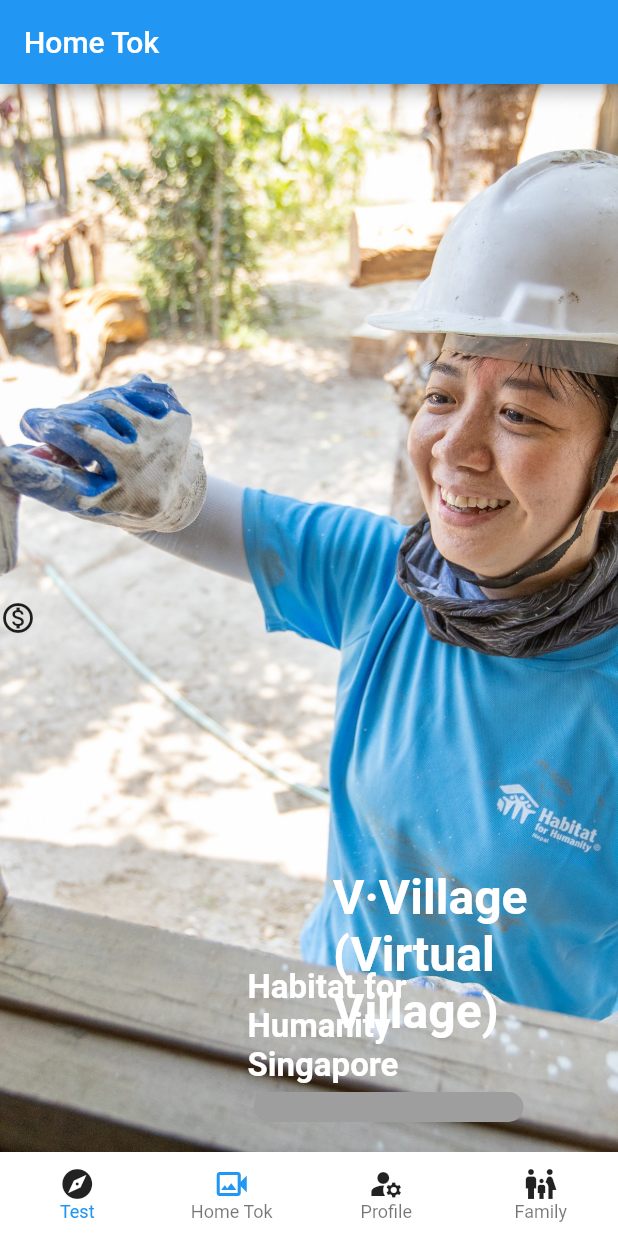
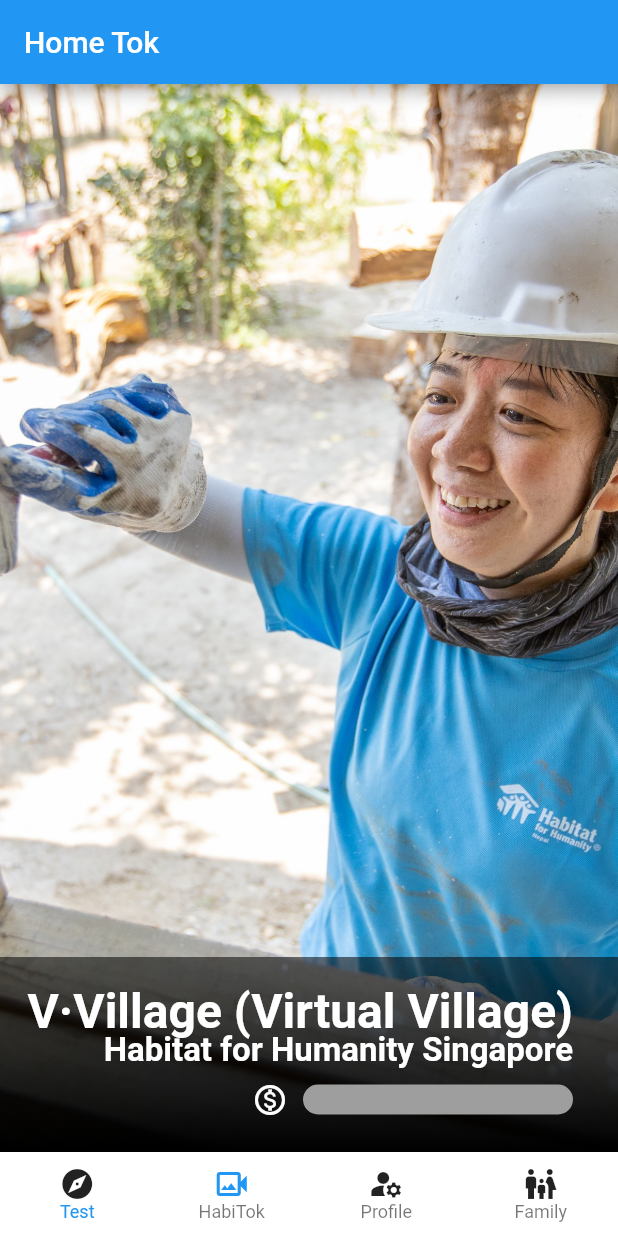
Before and after one commit to itsraveen/hack-for-good, a Flutter app: the screen it shows after launch, item 2 of the bottom bar chosen, scrolled down 1424 dp, on a phone screen of 412 x 824 dp. Run offline on Flutter 3.47's test engine with Material 2 defaults, Android fonts, the phone set to English and light mode, and no system bars; drawn by our look-alikes of percent_indicator; our stand-ins replace material_design_icons_flutter.

Commit message:
Modified HabiTok Page UI

```diff
--- a/lib/main.dart
+++ b/lib/main.dart
@@ -22,9 +22,6 @@ class MyApp extends StatefulWidget {
 
 class _MyAppState extends State<MyApp> {
   final List<Projects> _availableProjects = PROJECTS_CATEGORIES;
-  // List<Campus> _availableCampus = CAMPUS_CATEGORIES;
-  // List<Building> _availableBuildings = BUILDING_CATEGORIES;
-  // List<Room> _availableRooms = ROOMS;
 
   @override
   Widget build(BuildContext context) {
--- a/lib/widgets/home_tok_item.dart
+++ b/lib/widgets/home_tok_item.dart
@@ -33,7 +33,6 @@ class HomeTokItem extends StatelessWidget {
     return InkWell(
       onTap: () => selectCampus(context),
       splashColor: Colors.amber.shade200,
-      child: Container(
       child: Stack(
         children: <Widget>[
           Container(
@@ -45,19 +44,36 @@ class HomeTokItem extends StatelessWidget {
             ),
           ),
           Positioned(
-              bottom: 20,
+            bottom: 0,
+            right: 0,
+            child: SizedBox(
+              child: Container(
+                width: 500,
+                height: 130,
+                decoration: const BoxDecoration(
+                  gradient: LinearGradient(
+                    begin: Alignment.bottomCenter,
+                    end: Alignment.topCenter,
+                    colors: [
+                      // Colors.red,
+                      Colors.black,
+                      Colors.black54,
+                    ],
+                  ),
+                ),
+              ),
+            ),
+          ),
+          Positioned(
+            bottom: 70,
             right: 10,
             child: Container(
-                margin: const EdgeInsets.only(bottom: 50.0),
-                width: 200,
-                // color: Colors.black54,
               padding: const EdgeInsets.symmetric(
                 vertical: 5,
                 horizontal: 20,
               ),
               child: Text(
                 title,
-                  // image,
                 style: const TextStyle(
                   fontSize: 32,
                   color: Colors.white,
@@ -69,23 +85,15 @@ class HomeTokItem extends StatelessWidget {
             ),
           ),
           Positioned(
-              bottom: 20,
-              // right: -20,
-              left: 125,
+            bottom: 50,
+            right: 10,
             child: Container(
-                margin: const EdgeInsets.only(
-                  bottom: 20.0,
-                  left: 20.0,
-                ),
-                width: 200,
-                // color: Colors.black54,
               padding: const EdgeInsets.symmetric(
                 vertical: 5,
                 horizontal: 20,
               ),
               child: Text(
                 organisation,
-                  // image,
                 style: const TextStyle(
                   fontSize: 22,
                   color: Colors.white,
@@ -96,22 +104,19 @@ class HomeTokItem extends StatelessWidget {
               ),
             ),
           ),
-            Row(
-              children: [
-                Container(
-                  child: const Icon(
+          const Positioned(
+            bottom: 23,
+            right: 220,
+            child: Icon(
               Icons.monetization_on_outlined,
+              color: Colors.white,
             ),
           ),
-                Expanded(
-                  child: Container(
-                    alignment: Alignment.bottomLeft,
-                    margin: const EdgeInsets.only(
-                      bottom: 20.0,
-                      left: 135.0,
-                    ),
+          Positioned(
+            bottom: 25,
+            right: 20,
             child: LinearPercentIndicator(
-                      barRadius: Radius.circular(10),
+              barRadius: const Radius.circular(10),
               animation: true,
               lineHeight: 20.0,
               animationDuration: 2000,
@@ -121,11 +126,7 @@ class HomeTokItem extends StatelessWidget {
               progressColor: Colors.blue,
             ),
           ),
-                ),
         ],
-            ),
-          ],
-        ),
       ),
     );
   }
--- a/lib/widgets/navigation_bar.dart
+++ b/lib/widgets/navigation_bar.dart
@@ -9,12 +9,14 @@ import '../screen/profile_screen.dart';
 import '../screen/projects_screen.dart';
 // import 'package:sizer/sizer.dart';
 
+// ignore: must_be_immutable
 class NavigationsBar extends StatefulWidget {
   // Function _selectPage;
   int pageNo;
-  NavigationsBar(this.pageNo);
+  NavigationsBar(this.pageNo, {Key? key}) : super(key: key);
 
   @override
+  // ignore: no_logic_in_create_state
   _NavigationsBarState createState() => _NavigationsBarState(pageNo);
 }
 
@@ -32,7 +34,7 @@ class _NavigationsBarState extends State<NavigationsBar> {
     },
     {
       'page': HomeTok(),
-      'title': 'Home Tok',
+      'title': 'HabiTok',
       // 'appBar':,
     },
     {
@@ -137,7 +139,7 @@ class _NavigationsBarState extends State<NavigationsBar> {
                   ? Theme.of(context).primaryColor
                   : Theme.of(context).iconTheme.color,
             ),
-            label: "Home Tok",
+            label: "HabiTok",
             backgroundColor: Theme.of(context).backgroundColor,
           ),
           BottomNavigationBarItem(
```
Lines whose indentation alone changed are shown as unchanged.
